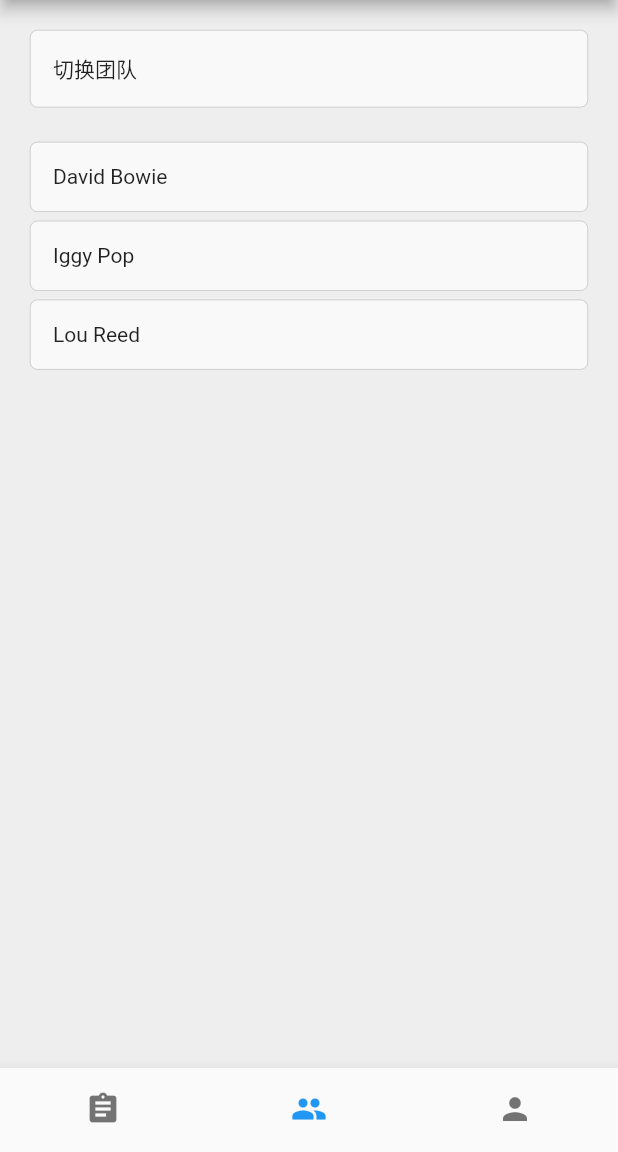
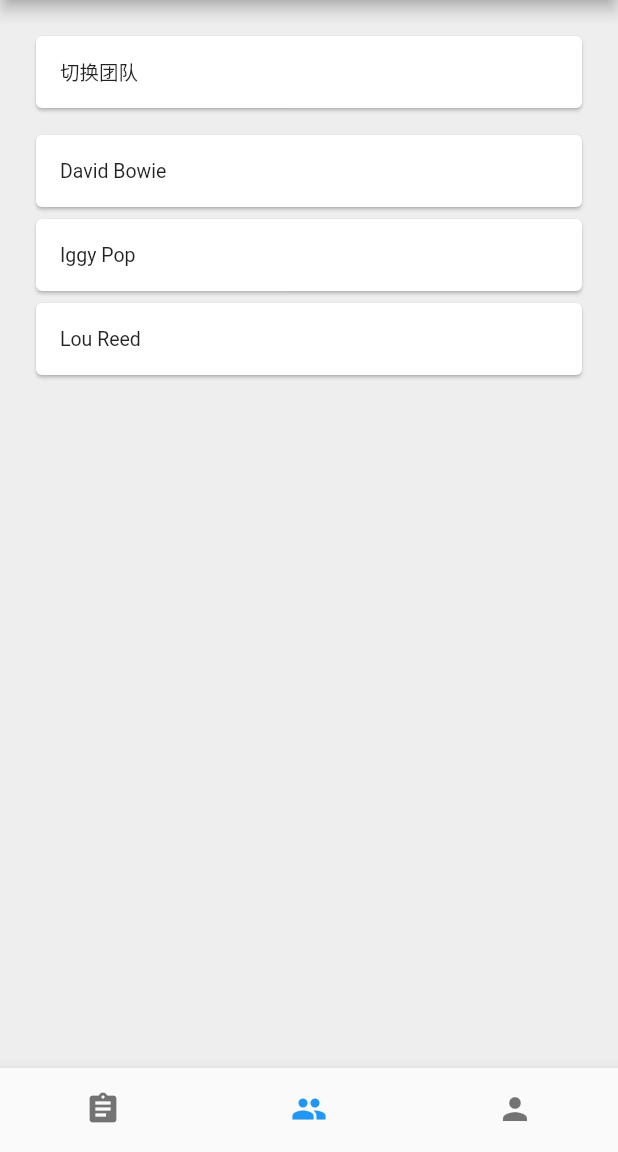
Before and after one commit to lark-in-today/atlas, a Flutter app: the screen it shows after launch, item 2 of the bottom bar chosen, on a phone screen of 412 x 824 dp, the part 84-1236 px from its top. Run offline on Flutter 3.47's test engine with Material 2 defaults, Android fonts, the phone set to English and light mode, and no system bars.

Commit message:
use list title

```diff
--- a/lib/pages/group.dart
+++ b/lib/pages/group.dart
@@ -1,37 +1,24 @@
 import 'package:flutter/material.dart';
 
 Widget line(String title) {
-  return Container(
-    padding: EdgeInsets.all(15.0),
-    child: Text(title),
-    decoration: BoxDecoration(
-      color: Color(0xFFf9f9f9),
-      border: Border.all(
-        color: Color(0xffa2a2a2),
-        width: 0.3,
-      ),
-      borderRadius: BorderRadius.circular(5.0)
+  return Card(
+    child: ListTile(
+      title: Text(title),
+      dense: true
     )
   );
 }
 
 Widget contactList(List<String> entries) {
   return ListView.builder(
-    padding: EdgeInsets.only(top: 20.0),
+    padding: EdgeInsets.only(top: 10.0),
     itemCount: entries.length,
     itemBuilder: (BuildContext context, int index) {
-      return Container(
-        child:  Text("${entries[index]}"),
-        margin: EdgeInsets.symmetric(vertical: 3.0),
-        padding: EdgeInsets.all(15.0),
-        decoration: BoxDecoration(
-          color: Color(0xFFf9f9f9),
-          border: Border.all(
-            color: Color(0xffa2a2a2),
-            width: 0.3,
-          ),
-          borderRadius: BorderRadius.circular(5.0)
-        )
+      return Card(
+        child: ListTile(
+          title: Text("${entries[index]}"),
+          dense: true,
+        ),
       );
     },
   );
```
Also changed, not shown: lib/components/x.dart (added, +20 -0 lines), lib/pages/home.dart (+3 -11 lines), lib/pages/me.dart (+5 -28 lines).
